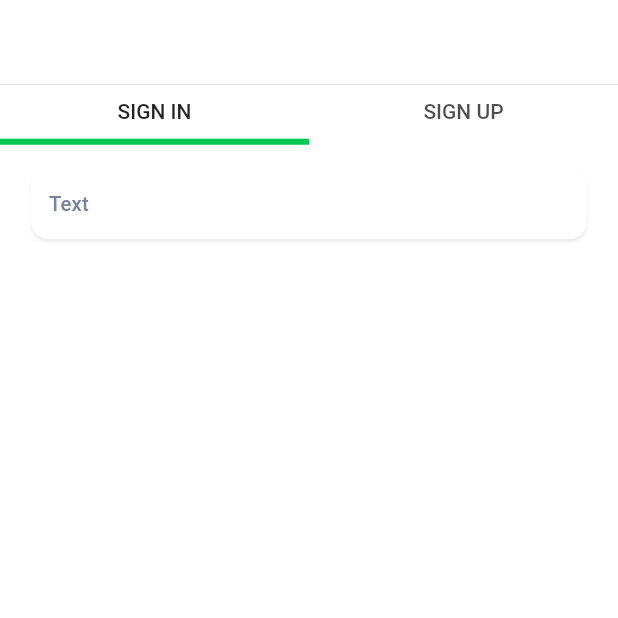
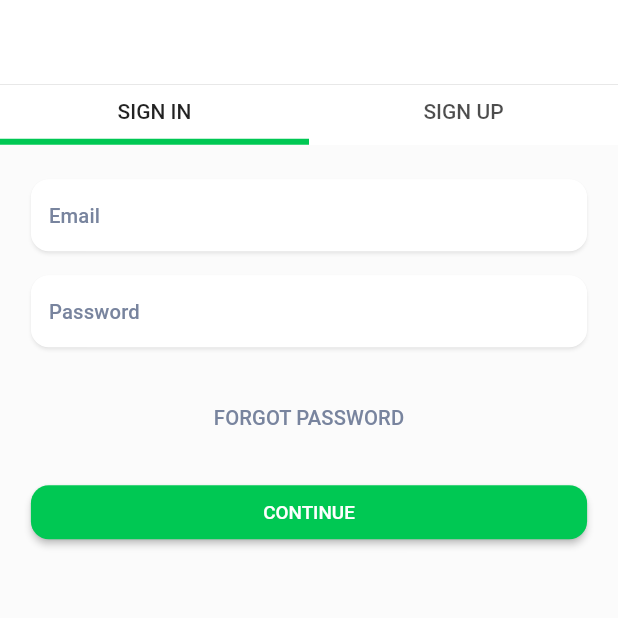
Before and after one commit to Xheghun/driver_app, a Flutter app: the screen it shows after launch, on a phone screen of 412 x 824 dp, the top half of it. Run offline on Flutter 3.47's test engine with Material 2 defaults, Android fonts, the phone set to English and light mode, and no system bars; our stand-ins replace google_fonts.

Commit message:
primary button login page

```diff
--- a/lib/ui/screens/auth/login/login_form.dart
+++ b/lib/ui/screens/auth/login/login_form.dart
@@ -1,3 +1,6 @@
+import 'package:driver_app/app/res/colors.dart';
+import 'package:driver_app/app/res/style.dart';
+import 'package:driver_app/ui/widget/buttons/primary_button.dart';
 import 'package:driver_app/ui/widget/layout/base_layout.dart';
 import 'package:driver_app/ui/widget/text/elevated_textfield.dart';
 import 'package:flutter/material.dart';
@@ -5,11 +8,32 @@ import 'package:flutter/material.dart';
 class LoginPage extends StatelessWidget {
   @override
   Widget build(BuildContext context) {
+    var theme = Theme.of(context);
+
     return BaseLayout(
+      backgroundColor: Colors.black.withOpacity(0.016),
       body: SingleChildScrollView(
         child: Column(
           children: [
-            ElevatedTextField(),
+            ElevatedTextField(
+              hintText: "Email",
+            ),
+            ElevatedTextField(
+              hintText: "Password",
+              obscureText: true,
+            ),
+            Padding(
+              padding: const EdgeInsets.symmetric(vertical: 15),
+              child: TextButton(
+                  onPressed: () {},
+                  child: Text(
+                    "FORGOT PASSWORD",
+                    style: theme.textTheme.subtitle2,
+                  )),
+            ),
+            PrimaryButton(
+              text: "CONTINUE",
+            )
           ],
         ),
       ),
--- /dev/null
+++ b/lib/ui/widget/buttons/primary_button.dart
@@ -0,0 +1,25 @@
+import 'package:driver_app/app/res/colors.dart';
+import 'package:driver_app/app/res/style.dart';
+import 'package:flutter/material.dart';
+
+class PrimaryButton extends StatelessWidget {
+  final String text;
+  final Function onPressed;
+
+  const PrimaryButton({Key key, this.text, this.onPressed}) : super(key: key);
+
+  @override
+  Widget build(BuildContext context) {
+    return Container(
+      width: double.infinity,
+      child: ElevatedButton(
+          onPressed: onPressed ?? () {},
+          style: ElevatedButton.styleFrom(
+              primary: colorPrimary,
+              shape: RoundedRectangleBorder(borderRadius: borderRadius12)),
+          child: Text(
+            text,
+          )),
+    );
+  }
+}
--- a/lib/ui/widget/layout/base_layout.dart
+++ b/lib/ui/widget/layout/base_layout.dart
@@ -4,9 +4,14 @@ class BaseLayout extends StatelessWidget {
   final EdgeInsets padding;
   final Widget body;
   final bool resizeToAvoidBottomInsets;
+  final Color backgroundColor;
 
   const BaseLayout(
-      {Key key, this.padding, this.resizeToAvoidBottomInsets, this.body})
+      {Key key,
+      this.padding,
+      this.backgroundColor,
+      this.resizeToAvoidBottomInsets,
+      this.body})
       : super(key: key);
   @override
   Widget build(BuildContext context) {
@@ -16,6 +21,7 @@ class BaseLayout extends StatelessWidget {
     return MediaQuery(
       data: mediaQuery.copyWith(textScaleFactor: textScale),
       child: Scaffold(
+        backgroundColor: backgroundColor,
         body: Container(
           child: body,
           padding: padding ??
--- a/lib/ui/widget/text/elevated_textfield.dart
+++ b/lib/ui/widget/text/elevated_textfield.dart
@@ -12,13 +12,15 @@ class ElevatedTextField extends StatelessWidget {
       this.elevation = 1,
       this.hintText = "Text",
       this.keyboardType,
-      this.obscureText})
+      this.obscureText = false})
       : super(key: key);
 
   @override
   Widget build(BuildContext context) {
     var theme = Theme.of(context);
-    return Material(
+    return Padding(
+      padding: const EdgeInsets.symmetric(vertical: 8),
+      child: Material(
         type: MaterialType.card,
         borderRadius: borderRadius12,
         shadowColor: Colors.black38,
@@ -26,6 +28,8 @@ class ElevatedTextField extends StatelessWidget {
         child: Padding(
           padding: const EdgeInsets.symmetric(horizontal: 12),
           child: TextField(
+            obscureText: obscureText,
+            keyboardType: keyboardType,
             decoration: InputDecoration(
               border: InputBorder.none,
               hintText: hintText,
@@ -33,6 +37,7 @@ class ElevatedTextField extends StatelessWidget {
             ),
           ),
         ),
+      ),
     );
   }
 }
```
Lines whose indentation alone changed are shown as unchanged.
